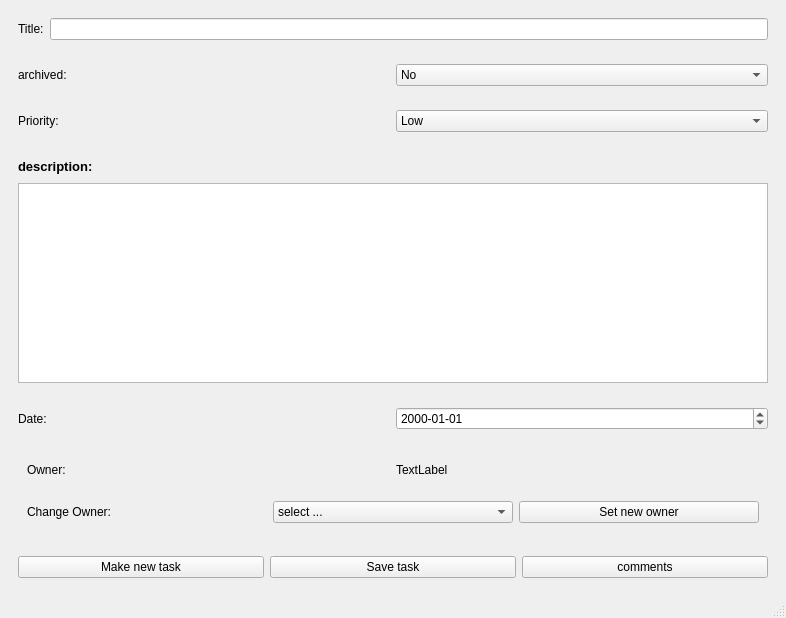
This is ToDoListServer/taskwindow.ui in captain-moji/To_Do_List_Project as Qt 5 draws it before an edit. The edited form follows.
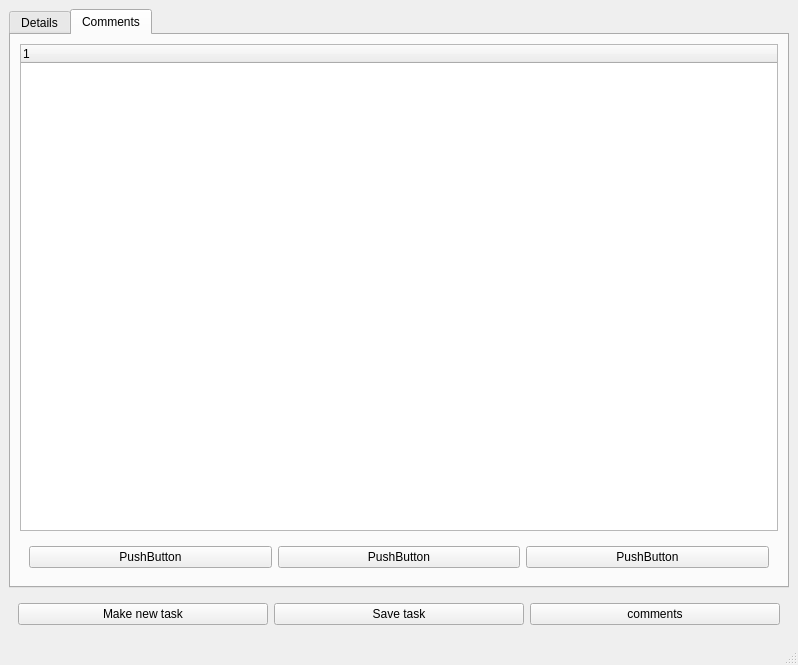
This is the edited form. The open tabs and pages were chosen to show the change.

What changed in the file:
```diff
--- a/ToDoListServer/taskwindow.ui
+++ b/ToDoListServer/taskwindow.ui
@@ -6,8 +6,8 @@
    <rect>
     <x>0</x>
     <y>0</y>
-    <width>786</width>
-    <height>618</height>
+    <width>798</width>
+    <height>665</height>
    </rect>
   </property>
   <property name="windowTitle">
@@ -16,51 +16,21 @@
   <widget class="QWidget" name="centralwidget">
    <layout class="QVBoxLayout" name="verticalLayout">
     <item>
-     <widget class="QWidget" name="widget" native="true">
-      <layout class="QHBoxLayout" name="horizontalLayout">
-       <item>
-        <widget class="QLabel" name="title_label">
-         <property name="text">
-          <string>Title:</string>
-         </property>
-        </widget>
-       </item>
-       <item>
-        <widget class="QLineEdit" name="title_line_edit"/>
-       </item>
-      </layout>
-     </widget>
-    </item>
-    <item>
-     <widget class="QWidget" name="widget_9" native="true">
-      <layout class="QHBoxLayout" name="horizontalLayout_7">
-       <item>
-        <widget class="QLabel" name="archive_label">
-         <property name="text">
-          <string>archived:</string>
-         </property>
-        </widget>
-       </item>
-       <item>
-        <widget class="QComboBox" name="archive_combobox">
-         <property name="currentText">
-          <string>No</string>
-         </property>
-         <item>
-          <property name="text">
-           <string>No</string>
-          </property>
-         </item>
-         <item>
-          <property name="text">
-           <string>Yes</string>
-          </property>
-         </item>
-        </widget>
-       </item>
-      </layout>
-     </widget>
-    </item>
+     <widget class="QTabWidget" name="tabWidget">
+      <property name="minimumSize">
+       <size>
+        <width>0</width>
+        <height>200</height>
+       </size>
+      </property>
+      <property name="currentIndex">
+       <number>0</number>
+      </property>
+      <widget class="QWidget" name="tab">
+       <attribute name="title">
+        <string>Details</string>
+       </attribute>
+       <layout class="QVBoxLayout" name="verticalLayout_4">
     <item>
      <widget class="QWidget" name="widget_6" native="true">
       <layout class="QHBoxLayout" name="horizontalLayout_5">
@@ -133,6 +103,49 @@
          </property>
         </widget>
        </item>
+           <item>
+            <widget class="QWidget" name="widget" native="true">
+             <layout class="QHBoxLayout" name="horizontalLayout">
+              <item>
+               <widget class="QLabel" name="title_label">
+                <property name="text">
+                 <string>Title:</string>
+                </property>
+               </widget>
+              </item>
+              <item>
+               <widget class="QLineEdit" name="title_line_edit"/>
+              </item>
+             </layout>
+            </widget>
+           </item>
+           <item>
+            <widget class="QWidget" name="widget_9" native="true">
+             <layout class="QHBoxLayout" name="horizontalLayout_7">
+              <item>
+               <widget class="QLabel" name="archive_label">
+                <property name="text">
+                 <string>archived:</string>
+                </property>
+               </widget>
+              </item>
+              <item>
+               <widget class="QComboBox" name="archive_combobox">
+                <property name="currentText">
+                 <string>No</string>
+                </property>
+                <item>
+                 <property name="text">
+                  <string>No</string>
+                 </property>
+                </item>
+                <item>
+                 <property name="text">
+                  <string>Yes</string>
+                 </property>
+                </item>
+               </widget>
+              </item>
       </layout>
      </widget>
     </item>
@@ -160,9 +173,6 @@
      </widget>
     </item>
     <item>
-     <widget class="QWidget" name="widget_5" native="true">
-      <layout class="QVBoxLayout" name="verticalLayout_3">
-       <item>
         <widget class="QWidget" name="widget_7" native="true">
          <layout class="QHBoxLayout" name="horizontalLayout_4">
           <item>
@@ -183,6 +193,9 @@
         </widget>
        </item>
        <item>
+            <widget class="QWidget" name="widget_5" native="true">
+             <layout class="QVBoxLayout" name="verticalLayout_3">
+              <item>
         <widget class="QWidget" name="widget_8" native="true">
          <layout class="QHBoxLayout" name="horizontalLayout_6">
           <item>
@@ -224,6 +237,56 @@
       </layout>
      </widget>
     </item>
+          </layout>
+         </widget>
+        </item>
+       </layout>
+      </widget>
+      <widget class="QWidget" name="tab_2">
+       <attribute name="title">
+        <string>Comments</string>
+       </attribute>
+       <layout class="QVBoxLayout" name="verticalLayout_5">
+        <item>
+         <widget class="QTreeWidget" name="treeWidget">
+          <column>
+           <property name="text">
+            <string notr="true">1</string>
+           </property>
+          </column>
+         </widget>
+        </item>
+        <item>
+         <widget class="QWidget" name="widget_10" native="true">
+          <layout class="QHBoxLayout" name="horizontalLayout_8">
+           <item>
+            <widget class="QPushButton" name="pushButton_3">
+             <property name="text">
+              <string>PushButton</string>
+             </property>
+            </widget>
+           </item>
+           <item>
+            <widget class="QPushButton" name="pushButton_2">
+             <property name="text">
+              <string>PushButton</string>
+             </property>
+            </widget>
+           </item>
+           <item>
+            <widget class="QPushButton" name="pushButton">
+             <property name="text">
+              <string>PushButton</string>
+             </property>
+            </widget>
+           </item>
+          </layout>
+         </widget>
+        </item>
+       </layout>
+      </widget>
+     </widget>
+    </item>
     <item>
      <widget class="QWidget" name="widget_3" native="true">
       <layout class="QHBoxLayout" name="horizontalLayout_2">
```
Left out of the diff: 4 changed lines with no effect on the pictures. Lines whose indentation alone changed are shown as unchanged.
